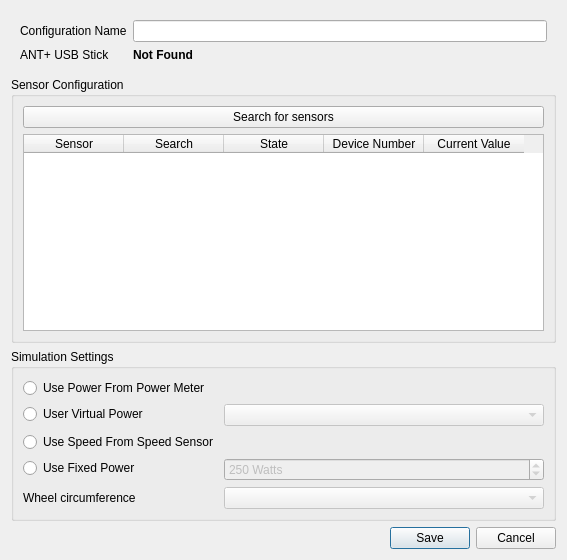
rsippl/big-ring, file indoorcycling2/addsensorconfigurationdialog.ui: the form before one commit.
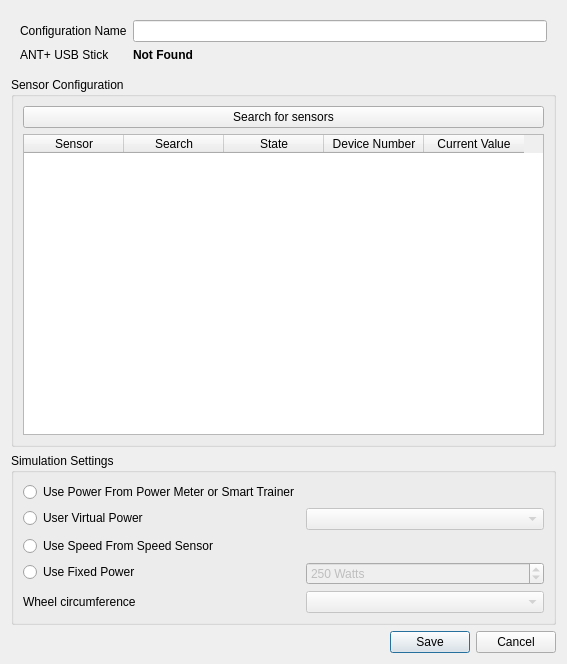
The form after the commit.

Commit message: Make adding Smart Trainer from configuration possible.

What changed in the file:
```diff
--- a/indoorcycling2/addsensorconfigurationdialog.ui
+++ b/indoorcycling2/addsensorconfigurationdialog.ui
@@ -7,7 +7,7 @@
     <x>0</x>
     <y>0</y>
     <width>567</width>
-    <height>560</height>
+    <height>664</height>
    </rect>
   </property>
   <property name="windowTitle">
@@ -143,7 +143,7 @@
       <item row="1" column="0">
        <widget class="QRadioButton" name="directPowerButton">
         <property name="text">
-         <string>Use Power From Power Meter </string>
+         <string>Use Power From Power Meter or Smart Trainer</string>
         </property>
        </widget>
       </item>
```
The commit also changes 1 other file.
